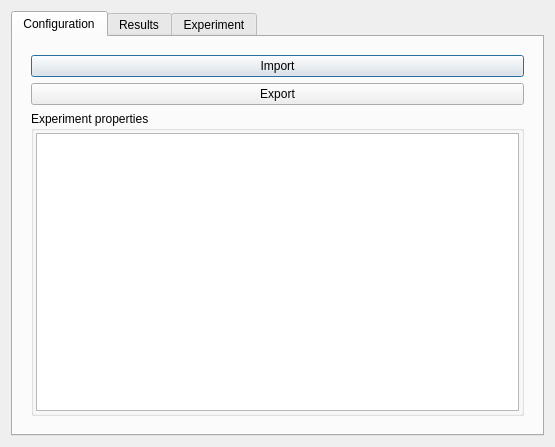
MachineLearningControl/OpenMLC-Python, file MLC/GUI/Autogenerated/untitled/experiment.ui: the form before one commit.
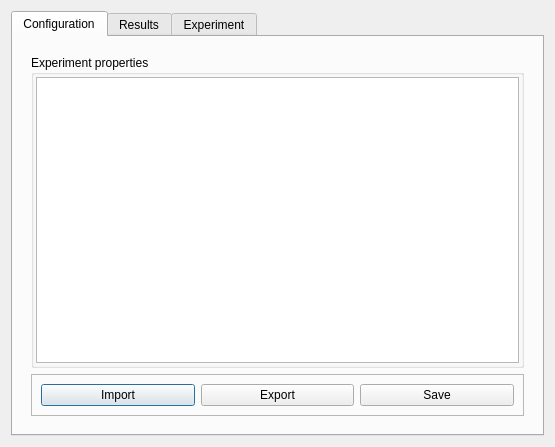
The form after the commit. The open tabs and pages were chosen to show the change.

Commit message:
Added Parameters Config File edit feature
* Now the value of the parameters of the config files can be modified
* #33

Diff of the .ui file:
```diff
--- a/MLC/GUI/Autogenerated/untitled/experiment.ui
+++ b/MLC/GUI/Autogenerated/untitled/experiment.ui
@@ -39,20 +39,6 @@
           <number>0</number>
          </property>
          <layout class="QVBoxLayout" name="verticalLayout_2">
-          <item>
-           <widget class="QPushButton" name="pushButton">
-            <property name="text">
-             <string>Import</string>
-            </property>
-           </widget>
-          </item>
-          <item>
-           <widget class="QPushButton" name="pushButton_2">
-            <property name="text">
-             <string>Export</string>
-            </property>
-           </widget>
-          </item>
           <item>
            <widget class="QGroupBox" name="groupBox">
             <property name="title">
@@ -77,6 +63,39 @@
             </layout>
            </widget>
           </item>
+          <item>
+           <widget class="QFrame" name="frame_2">
+            <property name="frameShape">
+             <enum>QFrame::StyledPanel</enum>
+            </property>
+            <property name="frameShadow">
+             <enum>QFrame::Raised</enum>
+            </property>
+            <layout class="QHBoxLayout" name="horizontalLayout_7">
+             <item>
+              <widget class="QPushButton" name="import_config_button">
+               <property name="text">
+                <string>Import</string>
+               </property>
+              </widget>
+             </item>
+             <item>
+              <widget class="QPushButton" name="export_config_button">
+               <property name="text">
+                <string>Export</string>
+               </property>
+              </widget>
+             </item>
+             <item>
+              <widget class="QPushButton" name="save_config_button">
+               <property name="text">
+                <string>Save</string>
+               </property>
+              </widget>
+             </item>
+            </layout>
+           </widget>
+          </item>
          </layout>
         </widget>
        </item>
```
Left out of the diff: 38 changed lines with no effect on the pictures. The commit also changes 6 other files.
